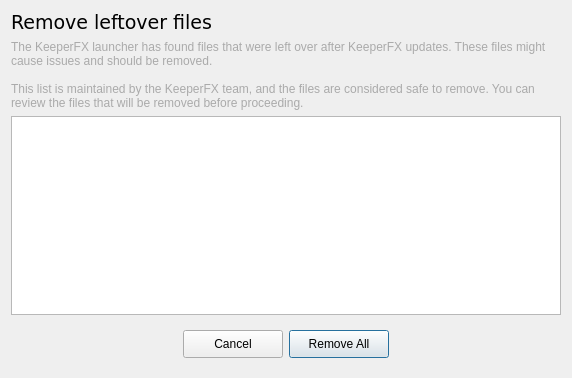
First picture: the form in ui/fileremoverdialog.ui, repository yani/keeperfx-launcher-qt, before the edit.
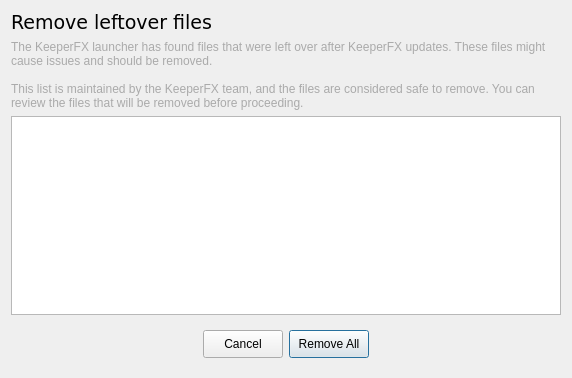
Second picture: the form after the edit. Icons and pictures are not drawn.

Patch:
```diff
--- a/ui/fileremoverdialog.ui
+++ b/ui/fileremoverdialog.ui
@@ -98,7 +98,17 @@
     <widget class="QWidget" name="widget" native="true">
      <layout class="QHBoxLayout" name="horizontalLayout">
       <item>
-       <widget class="QWidget" name="widget_2" native="true"/>
+       <spacer name="horizontalSpacer">
+        <property name="orientation">
+         <enum>Qt::Orientation::Horizontal</enum>
+        </property>
+        <property name="sizeHint" stdset="0">
+         <size>
+          <width>40</width>
+          <height>20</height>
+         </size>
+        </property>
+       </spacer>
       </item>
       <item>
        <widget class="QPushButton" name="cancelButton">
@@ -108,12 +118,6 @@
           <height>28</height>
          </size>
         </property>
-        <property name="maximumSize">
-         <size>
-          <width>100</width>
-          <height>16777215</height>
-         </size>
-        </property>
         <property name="text">
          <string comment="Button">Cancel</string>
         </property>
@@ -133,12 +137,6 @@
           <height>28</height>
          </size>
         </property>
-        <property name="maximumSize">
-         <size>
-          <width>100</width>
-          <height>16777215</height>
-         </size>
-        </property>
         <property name="text">
          <string comment="Button">Remove All</string>
         </property>
@@ -151,7 +149,17 @@
        </widget>
       </item>
       <item>
-       <widget class="QWidget" name="widget_3" native="true"/>
+       <spacer name="horizontalSpacer_2">
+        <property name="orientation">
+         <enum>Qt::Orientation::Horizontal</enum>
+        </property>
+        <property name="sizeHint" stdset="0">
+         <size>
+          <width>40</width>
+          <height>20</height>
+         </size>
+        </property>
+       </spacer>
       </item>
      </layout>
     </widget>
```
